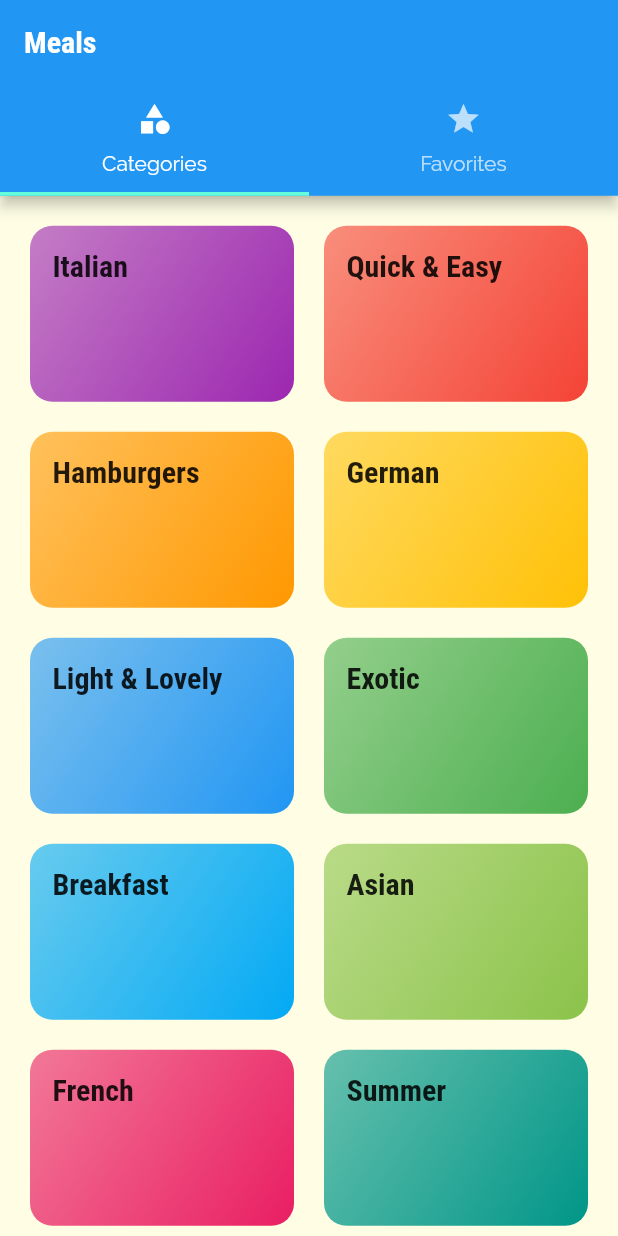
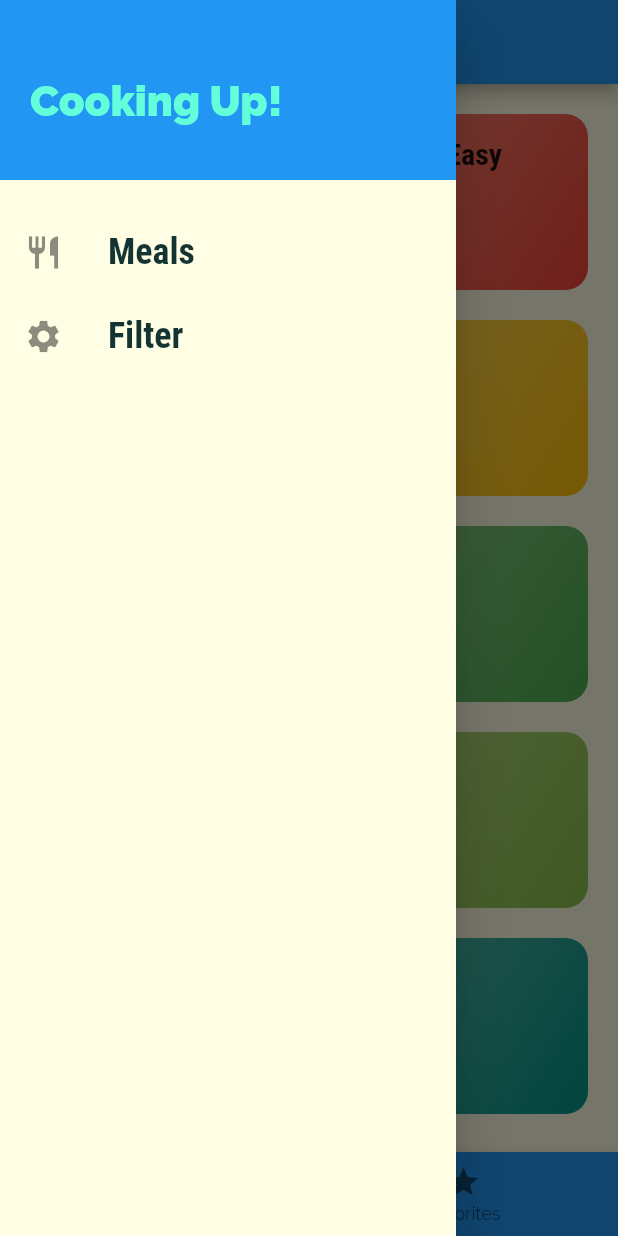
Before and after one commit to AmirSyafiq2112/MealsNavigationApp, a Flutter app: the screen it shows after launch, with the side drawer open (before the commit the screen has no drawer), on a phone screen of 412 x 824 dp. Run offline on Flutter 3.47's test engine with Material 2 defaults, Android fonts, the phone set to English and light mode, and no system bars.

Commit message:
add custom drawer

```diff
--- a/lib/screens/tabs_screen.dart
+++ b/lib/screens/tabs_screen.dart
@@ -1,6 +1,7 @@
 import 'package:flutter/material.dart';
 import 'package:meals_navigation_apps/screens/categories_screen.dart';
 import 'package:meals_navigation_apps/screens/favorites_screen.dart';
+import 'package:meals_navigation_apps/widgets/main_drawer.dart';
 
 class TabsScreen extends StatefulWidget {
   const TabsScreen({Key key}) : super(key: key);
@@ -10,33 +11,44 @@ class TabsScreen extends StatefulWidget {
 }
 
 class _TabsScreenState extends State<TabsScreen> {
+  final List<Map<String, Object>> _pages = [
+    {'page': CategoriesScreen(), 'title': 'Categories'},
+    {'page': FavoritesScreen(), 'title': 'Your Favorite'},
+  ];
+
+  int _selectedPageIndex = 0;
+  void _selectPage(int index) {
+    setState(() {
+      _selectedPageIndex = index;
+    });
+  }
+
   @override
   Widget build(BuildContext context) {
-    return DefaultTabController(
-      length: 2,
-      // initialIndex: 1,
-      child: Scaffold(
-        appBar: AppBar(
-          title: Text('Meals'),
-          bottom: TabBar(
-            indicatorColor: Colors.tealAccent,
-            indicatorWeight: 2.5,
-            tabs: [
-              Tab(
-                icon: Icon(Icons.category),
-                text: 'Categories',
-              ),
-              Tab(
-                icon: Icon(Icons.star),
-                text: 'Favorites',
-              ),
-            ],
+    return Scaffold(
+      appBar: AppBar(
+        title: Text(_pages[_selectedPageIndex]['title']),
+      ),
+      drawer: MainDrawer(),
+      body: _pages[_selectedPageIndex]['page'],
+      bottomNavigationBar: BottomNavigationBar(
+        onTap: _selectPage,
+        backgroundColor: Theme.of(context).primaryColor,
+        selectedItemColor: Colors.tealAccent,
+        currentIndex: _selectedPageIndex,
+        // type: BottomNavigationBarType.shifting,
+        items: [
+          BottomNavigationBarItem(
+            icon: Icon(Icons.category),
+            label: 'Categories',
+            // backgroundColor: Theme.of(context).primaryColor,
           ),
-        ),
-        body: TabBarView(children: [
-          CategoriesScreen(),
-          FavoritesScreen(),
-        ]),
+          BottomNavigationBarItem(
+            icon: Icon(Icons.star),
+            label: 'Favorites',
+            // backgroundColor: Theme.of(context).primaryColor,
+          ),
+        ],
       ),
     );
   }
--- /dev/null
+++ b/lib/widgets/main_drawer.dart
@@ -0,0 +1,58 @@
+import 'package:flutter/material.dart';
+
+class MainDrawer extends StatelessWidget {
+  const MainDrawer({Key key}) : super(key: key);
+
+  @override
+  Widget build(BuildContext context) {
+    return Drawer(
+      child: Column(children: [
+        Container(
+          height: 120,
+          width: double.infinity,
+          padding: EdgeInsets.only(top: 20, bottom: 5, left: 20),
+          alignment: Alignment.centerLeft,
+          color: Theme.of(context).primaryColor,
+          child: Text(
+            'Cooking Up!',
+            style: TextStyle(
+                fontWeight: FontWeight.w900,
+                fontSize: 28,
+                color: Colors.tealAccent),
+          ),
+        ),
+        SizedBox(
+          height: 20,
+        ),
+        BuildListTiles('Meals', Icons.restaurant),
+        BuildListTiles('Filter', Icons.settings),
+      ]),
+    );
+  }
+}
+
+class BuildListTiles extends StatelessWidget {
+  final String title;
+  final IconData icon;
+
+  BuildListTiles(this.title, this.icon);
+
+  @override
+  Widget build(BuildContext context) {
+    return ListTile(
+      leading: Icon(
+        icon,
+        size: 26,
+      ),
+      title: Text(
+        title,
+        style: TextStyle(
+          fontFamily: 'RobotoCondensed',
+          fontSize: 24,
+          fontWeight: FontWeight.bold,
+        ),
+      ),
+      onTap: () {},
+    );
+  }
+}
```
